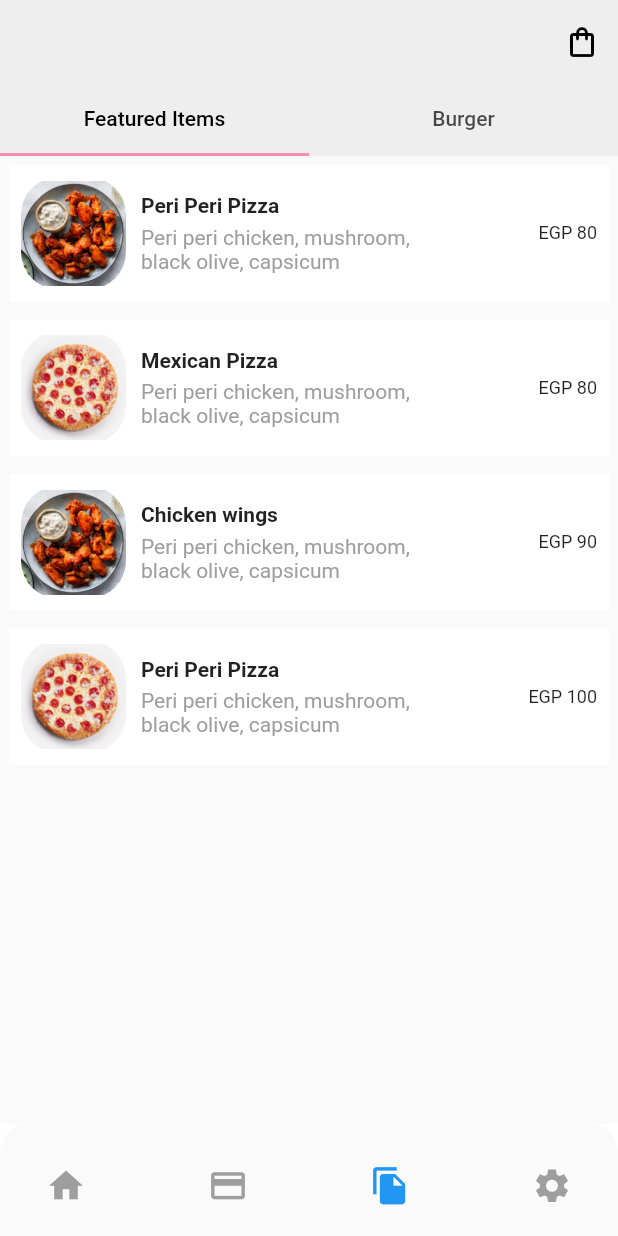
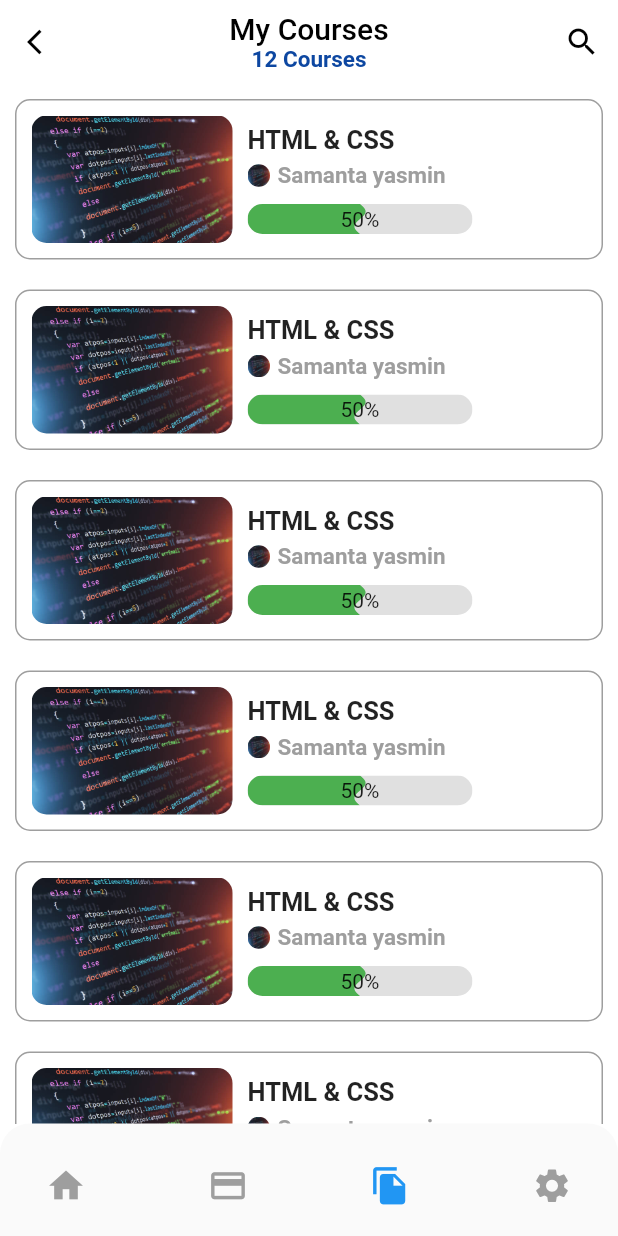
Before and after one commit to raghda-ali/UI-Designs, a Flutter app: the screen it shows after launch, item 3 of the bottom bar chosen, on a phone screen of 412 x 824 dp. Run offline on Flutter 3.47's test engine with Material 2 defaults, Android fonts, the phone set to English and light mode, and no system bars; drawn by our look-alikes of liquid_progress_indicator; our stand-ins replace auto_size_text, bloc, device_preview, flutter_bloc, smooth_page_indicator.

Commit message:
add challenge five

```diff
--- a/lib/business_logic/cubits/bottom_navigation_bar/bottom_navigation_bar_cubit.dart
+++ b/lib/business_logic/cubits/bottom_navigation_bar/bottom_navigation_bar_cubit.dart
@@ -5,6 +5,7 @@ import 'package:ui_design/presentation/screens/challenge1/challenge1.dart';
 import 'package:ui_design/presentation/screens/challenge2/challenge2.dart';
 import 'package:ui_design/presentation/screens/challenge3/online_courses.dart';
 import 'package:ui_design/presentation/screens/challenge4/challenge4.dart';
+import 'package:ui_design/presentation/screens/challenge5/my_courses.dart';
 
 part 'bottom_navigation_bar_state.dart';
 
@@ -14,7 +15,7 @@ class BottomNavigationBarCubit extends Cubit<BottomNavigationBarState> {
   List<Widget> screens = const [
     OnlineCourses(),
     Cards(),
-    Challenge1(),
+    MyCourses(),
     ChallengeFour(),
   ];
 
--- /dev/null
+++ b/lib/presentation/screens/challenge5/my_courses.dart
@@ -0,0 +1,63 @@
+import 'package:flutter/material.dart';
+import 'package:ui_design/presentation/screens/challenge5/widgets/custom_row_widget.dart';
+import 'package:ui_design/resources.dart';
+
+class MyCourses extends StatelessWidget {
+  const MyCourses({Key? key}) : super(key: key);
+
+  @override
+  Widget build(BuildContext context) {
+    return Scaffold(
+      appBar: AppBar(
+        centerTitle: true,
+        elevation: 0,
+        title: Column(
+          children: [
+            const Text(
+              "My Courses",
+              style: TextStyle(
+                color: Colors.black,
+              ),
+            ),
+            Text(
+              "12 Courses",
+              style: TextStyle(
+                color: Colors.blue[900],
+                fontSize: 15,
+                fontWeight: FontWeight.bold,
+              ),
+            ),
+          ],
+        ),
+        leading: IconButton(
+          icon: const Icon(
+            Icons.arrow_back_ios,
+            color: Colors.black,
+            size: 20,
+          ),
+          onPressed: () {},
+        ),
+        actions: [
+          IconButton(
+            icon: const Icon(
+              Icons.search_outlined,
+              color: Colors.black,
+            ),
+            onPressed: () {},
+          ),
+        ],
+        backgroundColor: Colors.white,
+      ),
+      backgroundColor: Colors.white,
+      body: Scrollbar(
+        child: ListView.builder(
+            itemCount: 7,
+            itemBuilder: (context, index) => const CustomRowWidget(
+                  title: "HTML & CSS",
+                  image: Resources.coding,
+                  subTitle: "Samanta yasmin",
+                )),
+      ),
+    );
+  }
+}
--- /dev/null
+++ b/lib/presentation/screens/challenge5/widgets/custom_row_widget.dart
@@ -0,0 +1,116 @@
+import 'package:flutter/material.dart';
+import 'package:liquid_progress_indicator/liquid_progress_indicator.dart';
+import 'package:ui_design/resources.dart';
+
+class CustomRowWidget extends StatelessWidget {
+  final String? title;
+  final String? image;
+  final String? subTitle;
+
+  const CustomRowWidget({
+    Key? key,
+    this.title,
+    this.image,
+    this.subTitle,
+  }) : super(key: key);
+
+  @override
+  Widget build(BuildContext context) {
+    return Container(
+      width: MediaQuery.of(context).size.width,
+      margin: const EdgeInsets.all(10),
+      padding: const EdgeInsets.all(10),
+      decoration: BoxDecoration(
+          borderRadius: BorderRadius.circular(10),
+          color: Colors.white,
+          border: Border.all(color: Colors.grey)),
+      child: Row(
+        children: [
+          Expanded(
+            child: Container(
+              width: 85,
+              height: 85,
+              decoration: BoxDecoration(
+                borderRadius: BorderRadius.circular(10),
+                image: DecorationImage(
+                  image: AssetImage(image ?? Resources.design),
+                  fit: BoxFit.fill,
+                ),
+              ),
+            ),
+          ),
+          const SizedBox(
+            width: 10,
+          ),
+          Column(
+            crossAxisAlignment: CrossAxisAlignment.start,
+            children: [
+              SizedBox(
+                width: MediaQuery.of(context).size.width * 0.5,
+                child: Text(
+                  title ?? "",
+                  maxLines: 1,
+                  overflow: TextOverflow.ellipsis,
+                  style: const TextStyle(
+                    fontSize: 17,
+                    fontWeight: FontWeight.bold,
+                  ),
+                ),
+              ),
+              Padding(
+                padding: const EdgeInsets.only(top: 5,bottom: 10),
+                child: Row(
+                  children: [
+                    Container(
+                      width: 15,
+                      height: 15,
+                      decoration: const BoxDecoration(
+                        shape: BoxShape.circle,
+                        image: DecorationImage(
+                          image: AssetImage(Resources.coding),
+                          fit: BoxFit.fill,
+                        ),
+                      ),
+                    ),
+                    const SizedBox(
+                      width: 5,
+                    ),
+                    SizedBox(
+                      width: MediaQuery.of(context).size.width * 0.5,
+                      child: Text(
+                        subTitle ?? "",
+                        overflow: TextOverflow.ellipsis,
+                        maxLines: 1,
+                        style: const TextStyle(
+                          fontSize: 15,
+                          fontWeight: FontWeight.bold,
+                          color: Colors.grey,
+                        ),
+                      ),
+                    ),
+                  ],
+                ),
+              ),
+              SizedBox(
+                height: 20,
+                width: 150,
+                child: ClipRRect(
+                  child: LiquidLinearProgressIndicator(
+                    value: 0.5,
+                    valueColor: const AlwaysStoppedAnimation(Colors.green),
+                    backgroundColor: Colors.grey[300],
+                    borderColor: Colors.transparent,
+                    borderWidth: 10.0,
+                    borderRadius: 20.0,
+                    direction: Axis.horizontal,
+                    center: const Text("50%"),
+                  ),
+                ),
+              ),
+            ],
+          ),
+        ],
+      ),
+    );
+  }
+}
--- a/lib/resources.dart
+++ b/lib/resources.dart
@@ -9,4 +9,5 @@ class Resources {
   static const String person = "assets/images/person.jpg";
   static const String webImage = "assets/images/web_image.png";
   static const String chair = "assets/images/chair.png";
+  static const String course = "assets/images/course.png";
 }
--- a/pubspec.yaml
+++ b/pubspec.yaml
@@ -39,6 +39,8 @@ dependencies:
   dots_indicator: ^2.1.0
   flutter_bloc: ^8.0.1
   smooth_page_indicator: ^1.0.0+2
+  liquid_progress_indicator: ^0.4.0
+
 
 
 
@@ -75,6 +77,7 @@ flutter:
     - assets/images/person.jpg
     - assets/images/web_image.png
     - assets/images/chair.png
+    - assets/images/course.png
 
   # An image asset can refer to one or more resolution-specific "variants", see
   # https://flutter.dev/assets-and-images/#resolution-aware.
```
Also changed, not shown: assets/images/course.png (added), pubspec.lock.
